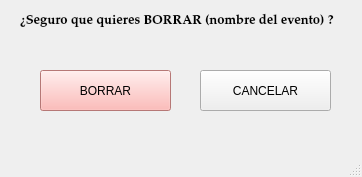
The window that src/ui/EliminarEvento.ui (IvanJesusCorbalanPascual/Gestor-de-Eventos) describes before a commit, drawn with Qt 5.
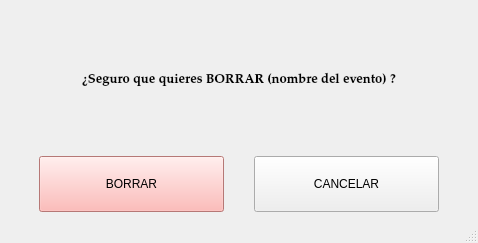
The same window after the commit.

Patch:
```diff
--- a/src/ui/EliminarEvento.ui
+++ b/src/ui/EliminarEvento.ui
@@ -6,23 +6,19 @@
    <rect>
     <x>0</x>
     <y>0</y>
-    <width>362</width>
-    <height>177</height>
+    <width>478</width>
+    <height>243</height>
    </rect>
   </property>
   <property name="windowTitle">
    <string>MainWindow</string>
   </property>
   <widget class="QWidget" name="centralwidget">
+   <layout class="QVBoxLayout" name="verticalLayout_2">
+    <item>
+     <layout class="QVBoxLayout" name="verticalLayout">
+      <item>
    <widget class="QLabel" name="label_18">
-    <property name="geometry">
-     <rect>
-      <x>20</x>
-      <y>0</y>
-      <width>371</width>
-      <height>41</height>
-     </rect>
-    </property>
     <property name="font">
      <font>
       <family>Palatino Linotype</family>
@@ -34,38 +30,50 @@
     <property name="text">
      <string>¿Seguro que quieres BORRAR (nombre del evento) ?</string>
     </property>
-   </widget>
+        <property name="alignment">
+         <set>Qt::AlignCenter</set>
+        </property>
+       </widget>
+      </item>
+      <item>
+       <layout class="QHBoxLayout" name="horizontalLayout">
+        <property name="spacing">
+         <number>30</number>
+        </property>
+        <property name="leftMargin">
+         <number>30</number>
+        </property>
+        <property name="rightMargin">
+         <number>30</number>
+        </property>
+        <item>
    <widget class="QPushButton" name="btnBorrar">
-    <property name="geometry">
-     <rect>
-      <x>40</x>
-      <y>70</y>
-      <width>131</width>
-      <height>41</height>
-     </rect>
-    </property>
     <property name="styleSheet">
      <string notr="true">QWidget {
     background-color: rgb(255, 168, 165); /* Un rojo pastel o rosa muy claro */
+	padding:20px;
 }</string>
     </property>
     <property name="text">
      <string>BORRAR</string>
     </property>
    </widget>
+        </item>
+        <item>
    <widget class="QPushButton" name="btnCancelarEliminar">
-    <property name="geometry">
-     <rect>
-      <x>200</x>
-      <y>70</y>
-      <width>131</width>
-      <height>41</height>
-     </rect>
+          <property name="styleSheet">
+           <string notr="true">padding:20px;</string>
     </property>
     <property name="text">
      <string>CANCELAR</string>
     </property>
    </widget>
+        </item>
+       </layout>
+      </item>
+     </layout>
+    </item>
+   </layout>
   </widget>
   <widget class="QMenuBar" name="menubar">
    <property name="geometry">
```
Left out of the diff: 2 changed lines with no effect on the pictures. Lines whose indentation alone changed are shown as unchanged.
